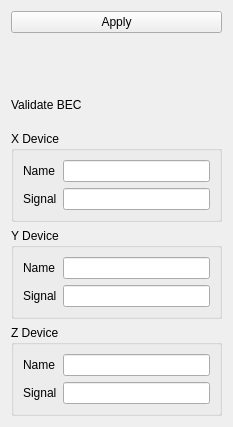
The window that bec_widgets/widgets/plots/heatmap/settings/heatmap_settings_vertical.ui (bec-project/bec_widgets) describes before a commit, drawn with Qt 5.
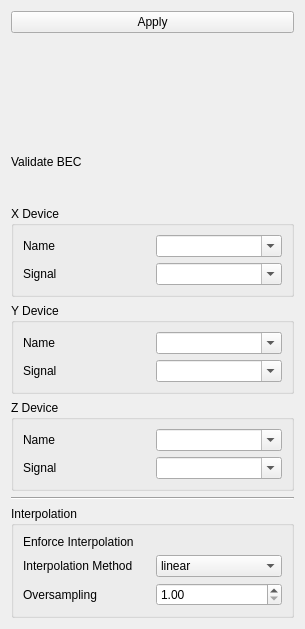
The same window after the commit. Custom widgets are drawn as their Qt base class.

Commit message: feat(heatmap): add interpolation and oversampling UI components

```diff
--- a/bec_widgets/widgets/plots/heatmap/settings/heatmap_settings_vertical.ui
+++ b/bec_widgets/widgets/plots/heatmap/settings/heatmap_settings_vertical.ui
@@ -6,14 +6,14 @@
             <rect>
                 <x>0</x>
                 <y>0</y>
-                <width>233</width>
-                <height>427</height>
+    <width>305</width>
+    <height>629</height>
             </rect>
         </property>
         <property name="maximumSize">
             <size>
                 <width>16777215</width>
-                <height>427</height>
+    <height>629</height>
             </size>
         </property>
         <property name="windowTitle">
@@ -40,7 +40,11 @@
                         </widget>
                     </item>
                     <item>
-                        <widget class="ToggleSwitch" name="validate_bec"/>
+      <widget class="ToggleSwitch" name="validate_bec">
+       <property name="checked" stdset="0">
+        <bool>true</bool>
+       </property>
+      </widget>
                     </item>
                 </layout>
             </item>
@@ -57,9 +61,6 @@
                                 </property>
                             </widget>
                         </item>
-                        <item row="0" column="1">
-                            <widget class="DeviceLineEdit" name="x_name"/>
-                        </item>
                         <item row="1" column="0">
                             <widget class="QLabel" name="label_2">
                                 <property name="text">
@@ -67,8 +68,22 @@
                                 </property>
                             </widget>
                         </item>
+      <item row="0" column="1">
+       <widget class="DeviceComboBox" name="x_name">
+        <property name="editable">
+         <bool>true</bool>
+        </property>
+        <property name="set_first_element_as_empty" stdset="0">
+         <bool>true</bool>
+        </property>
+       </widget>
+      </item>
                         <item row="1" column="1">
-                            <widget class="QLineEdit" name="x_entry"/>
+       <widget class="SignalComboBox" name="x_entry">
+        <property name="editable">
+         <bool>true</bool>
+        </property>
+       </widget>
                         </item>
                     </layout>
                 </widget>
@@ -86,9 +101,6 @@
                                 </property>
                             </widget>
                         </item>
-                        <item row="0" column="1">
-                            <widget class="DeviceLineEdit" name="y_name"/>
-                        </item>
                         <item row="1" column="0">
                             <widget class="QLabel" name="label_4">
                                 <property name="text">
@@ -96,8 +108,22 @@
                                 </property>
                             </widget>
                         </item>
+      <item row="0" column="1">
+       <widget class="DeviceComboBox" name="y_name">
+        <property name="editable">
+         <bool>true</bool>
+        </property>
+        <property name="set_first_element_as_empty" stdset="0">
+         <bool>true</bool>
+        </property>
+       </widget>
+      </item>
                         <item row="1" column="1">
-                            <widget class="QLineEdit" name="y_entry"/>
+       <widget class="SignalComboBox" name="y_entry">
+        <property name="editable">
+         <bool>true</bool>
+        </property>
+       </widget>
                         </item>
                     </layout>
                 </widget>
@@ -116,7 +142,21 @@
                             </widget>
                         </item>
                         <item row="0" column="1">
-                            <widget class="DeviceLineEdit" name="z_name"/>
+       <widget class="DeviceComboBox" name="z_name">
+        <property name="editable">
+         <bool>true</bool>
+        </property>
+        <property name="set_first_element_as_empty" stdset="0">
+         <bool>true</bool>
+        </property>
+       </widget>
+      </item>
+      <item row="1" column="1">
+       <widget class="SignalComboBox" name="z_entry">
+        <property name="editable">
+         <bool>true</bool>
+        </property>
+       </widget>
                         </item>
                         <item row="1" column="0">
                             <widget class="QLabel" name="label_6">
@@ -125,8 +165,76 @@
                                 </property>
                             </widget>
                         </item>
+     </layout>
+    </widget>
+   </item>
+   <item>
+    <widget class="Line" name="line">
+     <property name="orientation">
+      <enum>Qt::Orientation::Horizontal</enum>
+     </property>
+    </widget>
+   </item>
+   <item>
+    <widget class="QGroupBox" name="groupBox_4">
+     <property name="title">
+      <string>Interpolation</string>
+     </property>
+     <layout class="QGridLayout" name="gridLayout_4">
+      <item row="1" column="0">
+       <widget class="QLabel" name="label_8">
+        <property name="text">
+         <string>Interpolation Method</string>
+        </property>
+       </widget>
+      </item>
                         <item row="1" column="1">
-                            <widget class="QLineEdit" name="z_entry"/>
+       <widget class="QComboBox" name="interpolation">
+        <item>
+         <property name="text">
+          <string>linear</string>
+         </property>
+        </item>
+        <item>
+         <property name="text">
+          <string>nearest</string>
+         </property>
+        </item>
+       </widget>
+      </item>
+      <item row="0" column="0">
+       <widget class="QLabel" name="label_9">
+        <property name="text">
+         <string>Enforce Interpolation</string>
+        </property>
+       </widget>
+      </item>
+      <item row="0" column="1" alignment="Qt::AlignmentFlag::AlignRight">
+       <widget class="ToggleSwitch" name="enforce_interpolation">
+        <property name="enabled">
+         <bool>true</bool>
+        </property>
+        <property name="checked" stdset="0">
+         <bool>false</bool>
+        </property>
+       </widget>
+      </item>
+      <item row="2" column="0">
+       <widget class="QLabel" name="label_10">
+        <property name="text">
+         <string>Oversampling</string>
+        </property>
+       </widget>
+      </item>
+      <item row="2" column="1">
+       <widget class="QDoubleSpinBox" name="oversampling_factor">
+        <property name="minimum">
+         <double>1.000000000000000</double>
+        </property>
+        <property name="maximum">
+         <double>10.000000000000000</double>
+        </property>
+       </widget>
                         </item>
                     </layout>
                 </widget>
@@ -135,9 +243,14 @@
     </widget>
     <customwidgets>
         <customwidget>
-            <class>DeviceLineEdit</class>
-            <extends>QLineEdit</extends>
-            <header>device_line_edit</header>
+   <class>DeviceComboBox</class>
+   <extends>QComboBox</extends>
+   <header>device_combobox</header>
+  </customwidget>
+  <customwidget>
+   <class>SignalComboBox</class>
+   <extends>QComboBox</extends>
+   <header>signal_combo_box</header>
         </customwidget>
         <customwidget>
             <class>ToggleSwitch</class>
```
Left out of the diff: 93 changed lines with no effect on the pictures. Lines whose indentation alone changed are shown as unchanged. The commit also changes 11 other files.
